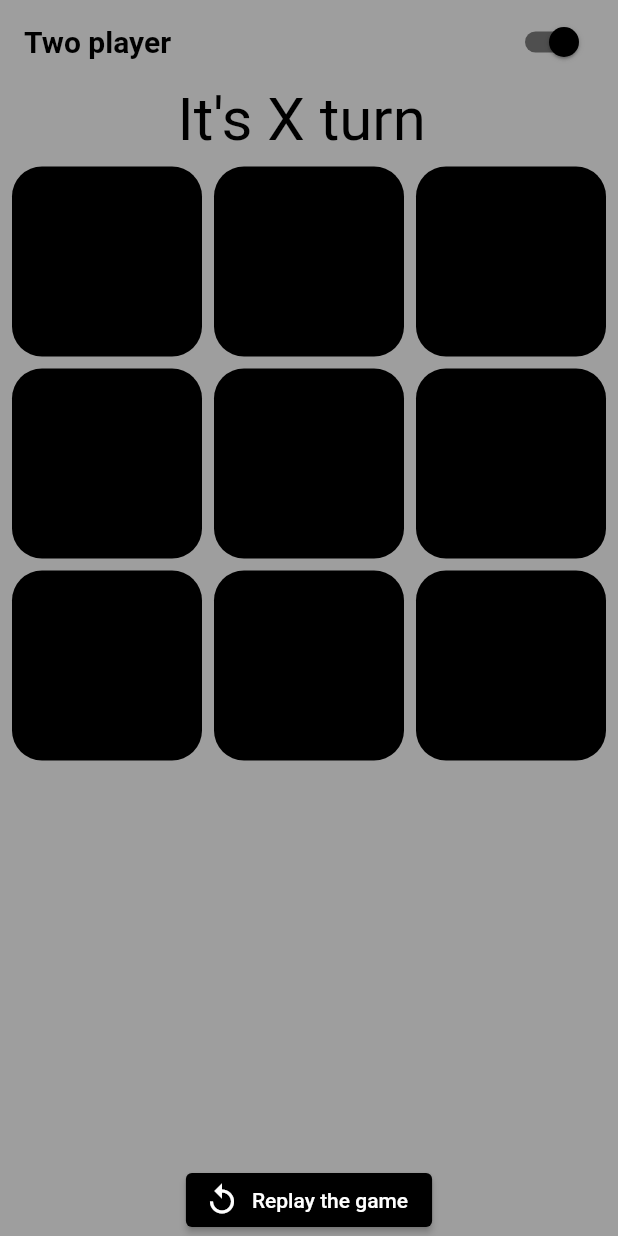
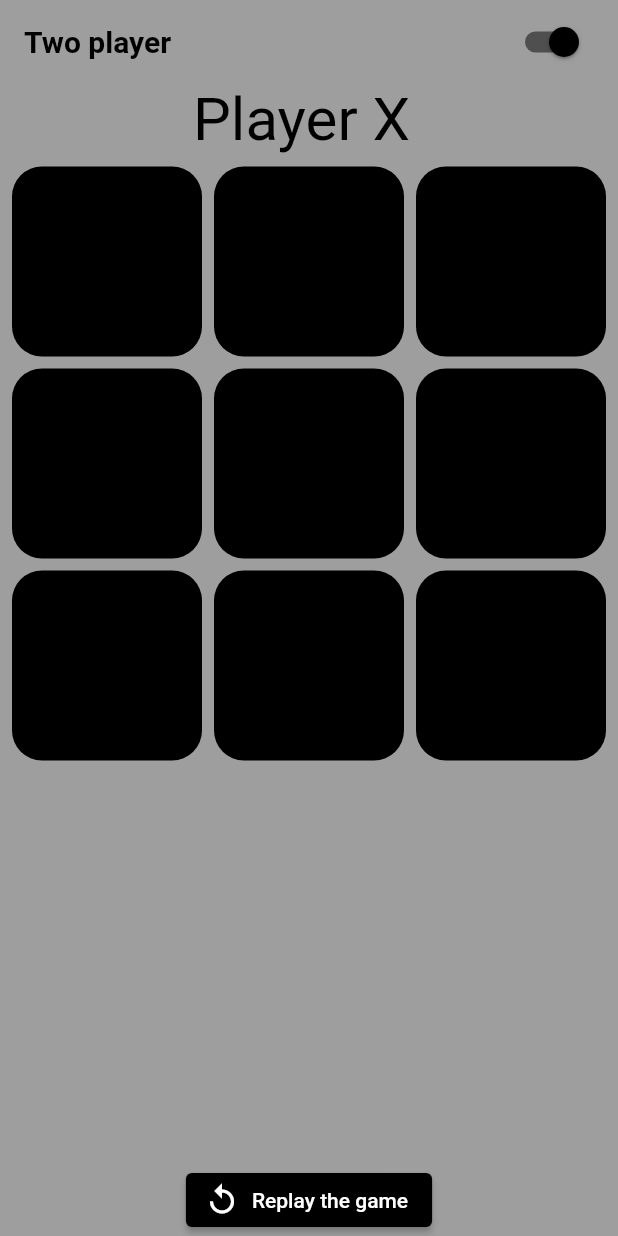
Before and after one commit to mohamed15231/newproject, a Flutter app: the screen it shows after launch, on a phone screen of 412 x 824 dp. Run offline on Flutter 3.47's test engine with Material 2 defaults, Android fonts, the phone set to English and light mode, and no system bars; our stand-ins replace easy_splash_screen; missing offline and left inert: dart:ffi.

Commit message:
update project

```diff
--- a/tic_tac_game/flutter_application_1/lib/playpage.dart
+++ b/tic_tac_game/flutter_application_1/lib/playpage.dart
@@ -52,8 +52,9 @@ class _playPage extends State {
             },
           ),
 
+
           Text(
-            "It's $activePlayer turn ",
+            "Player $activePlayer ",
             style: const TextStyle(
               color: Colors.black,
               fontSize: 40.0,
```
Also changed, not shown: tic_tac_game/flutter_application_1/lib/ai.dart (+4 -4 lines).
